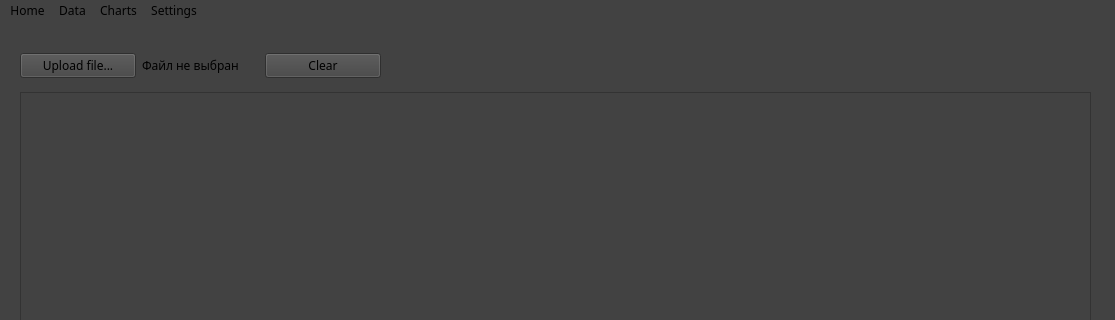
Old version of the form ui/ui_main.ui in the repository sshyta/NyxMetrics; both pictures show x 0 to 1115 and y 0 to 320 of the 1115 by 750 pixel window.
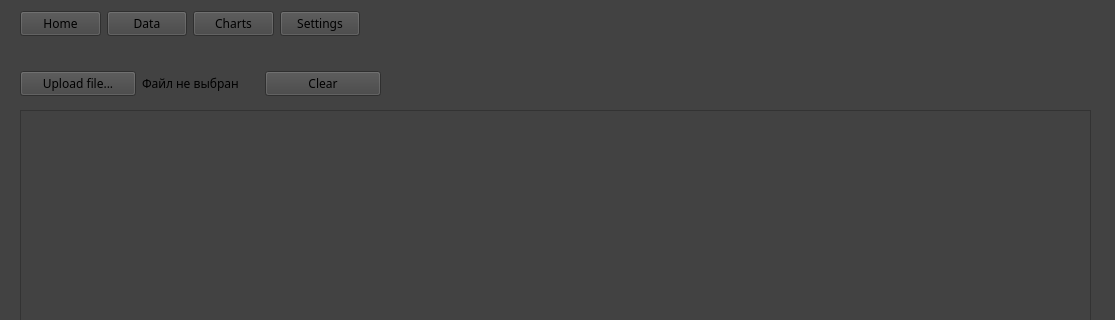
New version of the form.

```diff
--- a/ui/ui_main.ui
+++ b/ui/ui_main.ui
@@ -18,13 +18,27 @@
 font-family: Zen Kaku Gothic New;</string>
   </property>
   <widget class="QWidget" name="centralwidget">
+   <widget class="QStackedWidget" name="stackedWidget">
+    <property name="geometry">
+     <rect>
+      <x>0</x>
+      <y>50</y>
+      <width>1091</width>
+      <height>671</height>
+     </rect>
+    </property>
+    <property name="currentIndex">
+     <number>1</number>
+    </property>
+    <widget class="QWidget" name="Home"/>
+    <widget class="QWidget" name="Data">
    <widget class="QTableView" name="tableView">
     <property name="geometry">
      <rect>
       <x>20</x>
-      <y>70</y>
+        <y>60</y>
       <width>1071</width>
-      <height>611</height>
+        <height>601</height>
      </rect>
     </property>
    </widget>
@@ -32,7 +46,7 @@
     <property name="geometry">
      <rect>
       <x>20</x>
-      <y>30</y>
+        <y>20</y>
       <width>361</width>
       <height>27</height>
      </rect>
@@ -62,48 +76,49 @@
     </layout>
    </widget>
   </widget>
-  <widget class="QMenuBar" name="menubar">
+    <widget class="QWidget" name="Charts"/>
+    <widget class="QWidget" name="Settings"/>
+   </widget>
+   <widget class="QWidget" name="layoutWidget">
    <property name="geometry">
     <rect>
-     <x>0</x>
-     <y>0</y>
-     <width>1115</width>
-     <height>33</height>
-    </rect>
-   </property>
-   <property name="defaultUp">
-    <bool>false</bool>
-   </property>
-   <property name="nativeMenuBar">
-    <bool>false</bool>
-   </property>
-   <widget class="QMenu" name="menu">
-    <property name="title">
+      <x>20</x>
+      <y>10</y>
+      <width>340</width>
+      <height>27</height>
+     </rect>
+    </property>
+    <layout class="QHBoxLayout" name="horizontalLayout">
+     <item>
+      <widget class="QPushButton" name="home_btn">
+       <property name="text">
      <string>Home</string>
     </property>
-    <property name="toolTipsVisible">
-     <bool>true</bool>
-    </property>
-   </widget>
-   <widget class="QMenu" name="menu_2">
-    <property name="title">
-     <string>Charts</string>
-    </property>
-   </widget>
-   <widget class="QMenu" name="menuData">
-    <property name="title">
+      </widget>
+     </item>
+     <item>
+      <widget class="QPushButton" name="date_btn">
+       <property name="text">
      <string>Data</string>
     </property>
    </widget>
-   <widget class="QMenu" name="menuSettings">
-    <property name="title">
+     </item>
+     <item>
+      <widget class="QPushButton" name="charts_btn">
+       <property name="text">
+        <string>Charts</string>
+       </property>
+      </widget>
+     </item>
+     <item>
+      <widget class="QPushButton" name="settings_btn">
+       <property name="text">
      <string>Settings</string>
     </property>
    </widget>
-   <addaction name="menu"/>
-   <addaction name="menuData"/>
-   <addaction name="menu_2"/>
-   <addaction name="menuSettings"/>
+     </item>
+    </layout>
+   </widget>
   </widget>
   <widget class="QStatusBar" name="statusbar"/>
  </widget>
```
Left out of the diff: 2 changed lines with no effect on the pictures. Lines whose indentation alone changed are shown as unchanged.
